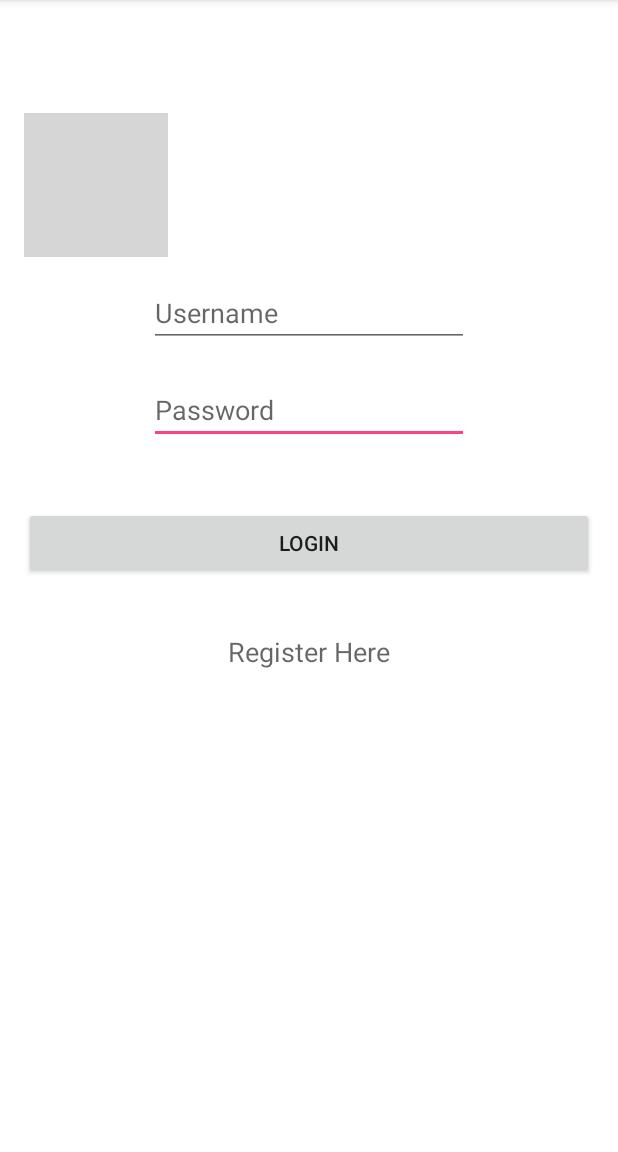
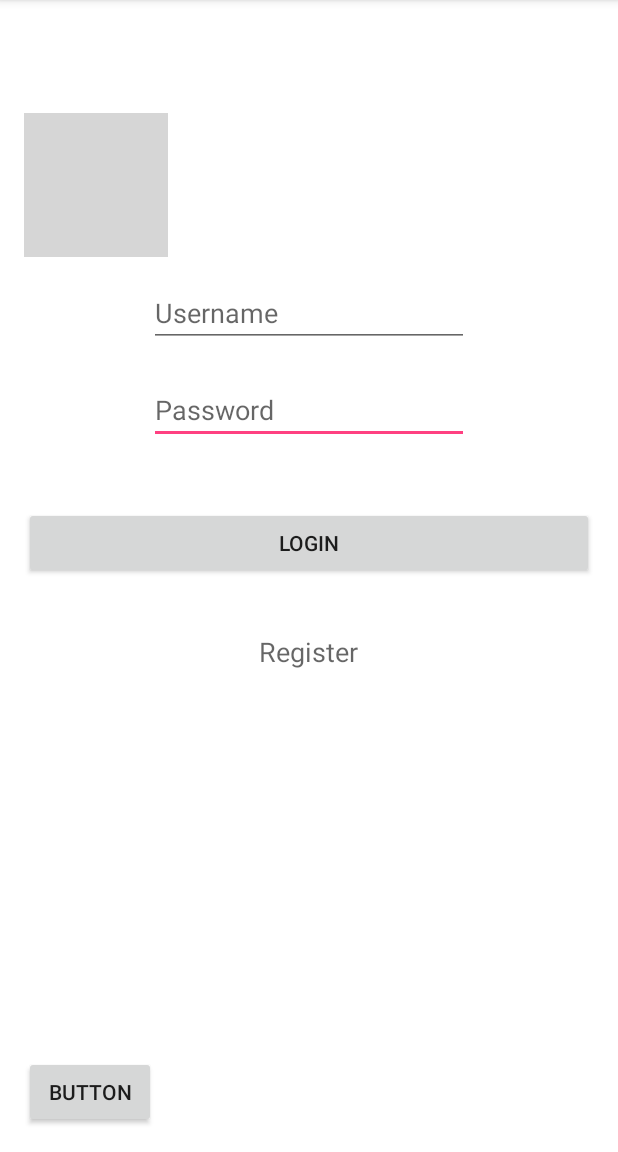
Before and after one commit to GurjitChahal/MenuCrooze, an Android app: the screen it shows after launch (LoginActivity), on a phone screen of 412 x 824 dp, the part 84-1236 px from its top. Run offline under Robolectric (Android 15) with nearby library versions, the phone set to English and light mode, and no system bars; grey boxes are pictures that could not be loaded.

```diff
--- a/app/build.gradle
+++ b/app/build.gradle
@@ -24,7 +24,8 @@ dependencies {
     androidTestCompile('com.android.support.test.espresso:espresso-core:2.2.2', {
         exclude group: 'com.android.support', module: 'support-annotations'
     })
+    compile 'com.google.android.gms:play-services:10.0.1'
     compile 'com.android.support:appcompat-v7:24.2.1'
+    compile 'com.android.volley:volley:1.0.0'
     testCompile 'junit:junit:4.12'
-    compile 'com.android.volley:volley:1.0.0'
 }
--- a/app/src/main/java/com/example/gurjitc96/menucrooze/LoginActivity.java
+++ b/app/src/main/java/com/example/gurjitc96/menucrooze/LoginActivity.java
@@ -17,15 +17,24 @@ public class LoginActivity extends AppCompatActivity {
         final EditText etUser = (EditText) findViewById(R.id.etUser);
         final EditText etPass = (EditText) findViewById(R.id.etPass);
         final Button bLogin = (Button) findViewById(R.id.bLogin);
+        final Button bMap = (Button) findViewById(R.id.bMap);
         final TextView registerLink = (TextView) findViewById(R.id.tvRegisterHere);
-
+        bMap.setOnClickListener(new View.OnClickListener() {
+            @Override
+            public void onClick(View view) {
+                Intent openMap = new Intent(LoginActivity.this,HomeActivity.class);
+                LoginActivity.this.startActivity(openMap);
+            }
+        });
         registerLink.setOnClickListener(new View.OnClickListener() {
             @Override
             public void onClick(View v) {
+
                 Intent registerIntent = new Intent(LoginActivity.this, RegisterActivity.class);
                 LoginActivity.this.startActivity(registerIntent);
 
             }
+
         });
     }
 }
--- a/app/src/main/res/layout/activity_login.xml
+++ b/app/src/main/res/layout/activity_login.xml
@@ -12,20 +12,10 @@
     android:background = "#ffffff"
     tools:context="com.example.gurjitc96.menucrooze.LoginActivity">
 
-    <Button
-        android:text="Login"
-        android:layout_width="wrap_content"
-        android:layout_height="wrap_content"
-        android:layout_below="@+id/etPass"
-        android:layout_marginTop="42dp"
-        android:id="@+id/bLogin"
-        android:layout_alignParentLeft="true"
-        android:layout_alignParentStart="true"
-        android:layout_alignParentRight="true"
-        android:layout_alignParentEnd="true" />
+
 
     <TextView
-        android:text="Register Here"
+        android:text="@string/Register"
         android:layout_width="wrap_content"
         android:layout_height="wrap_content"
         android:layout_below="@+id/bLogin"
@@ -40,7 +30,7 @@
         android:inputType="textPassword"
         android:ems="10"
         android:id="@+id/etPass"
-        android:hint="Password"
+        android:hint="@string/Password"
         android:layout_marginTop="19dp"
         android:layout_below="@+id/etUser"
         android:layout_alignStart="@+id/etUser" />
@@ -51,7 +41,7 @@
         android:inputType="textPersonName"
         android:ems="10"
         android:id="@+id/etUser"
-        android:hint="Username"
+        android:hint="@string/Username"
         android:layout_marginTop="170dp"
         android:layout_alignParentTop="true"
         android:layout_centerHorizontal="true" />
@@ -64,4 +54,25 @@
         android:layout_marginBottom="60dp"
         android:layout_above="@+id/etPass"
         android:layout_alignParentStart="true" />
+
+    <Button
+        android:text="@string/Button"
+        android:layout_width="wrap_content"
+        android:layout_height="wrap_content"
+        android:layout_alignParentBottom="true"
+        android:layout_alignParentStart="true"
+        android:id="@+id/bMap"
+        android:onClick="openMap"/>
+
+    <Button
+        android:text="@string/Login"
+        android:layout_width="wrap_content"
+        android:layout_height="wrap_content"
+        android:layout_below="@+id/etPass"
+        android:layout_marginTop="42dp"
+        android:id="@+id/bLogin"
+        android:layout_alignParentLeft="true"
+        android:layout_alignParentStart="true"
+        android:layout_alignParentRight="true"
+        android:layout_alignParentEnd="true" />
 </RelativeLayout>
--- a/app/src/main/res/values/strings.xml
+++ b/app/src/main/res/values/strings.xml
@@ -3,4 +3,13 @@
     <string name="social_tab">Social</string>
     <string name="routes_tab">Routes</string>
     <string name="weather_tab">Weather</string>
+    <string name="Login">Login</string>
+    <string name="Register">Register</string>
+    <string name="Password">Password</string>
+    <string name="Username">Username</string>
+    <string name="title_activity_maps">Map</string>
+<string name="Name">Name</string>
+    <string name="ReadytoCrooz">Ready to Crooz!</string>
+    <string name="Button">Button</string>
+
 </resources>
```
Also changed, not shown: app/src/debug/res/values/google_maps_api.xml (added, +21 -0 lines), app/src/main/AndroidManifest.xml (+31 -12 lines), app/src/main/java/com/example/gurjitc96/menucrooze/HomeActivity.java (+10 -1 lines), app/src/main/java/com/example/gurjitc96/menucrooze/MapsActivity.java (added, +48 -0 lines), app/src/main/res/layout/activity_home.xml (+32 -5 lines), app/src/main/res/layout/activity_maps2.xml (added, +8 -0 lines), app/src/main/res/layout/activity_register.xml (+5 -4 lines), 1 other file.
